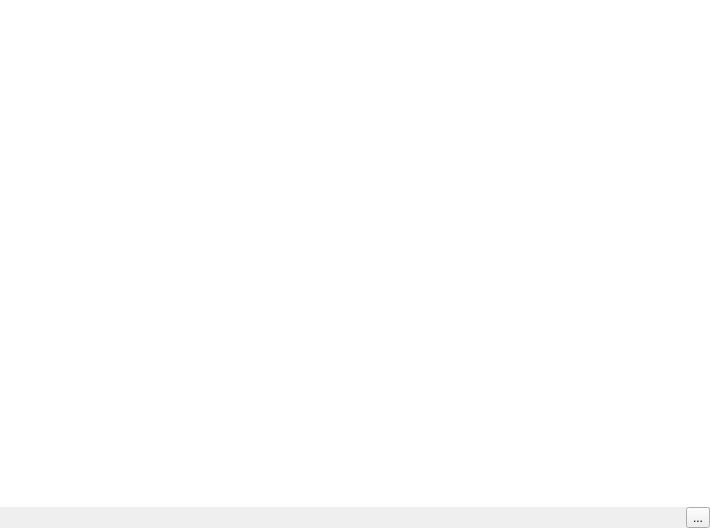
This is GUI/QtComponents/Listeners/listener_layout_widgets.ui in ryanq47/WhisperNet as Qt 5 draws it before an edit. The edited form follows.
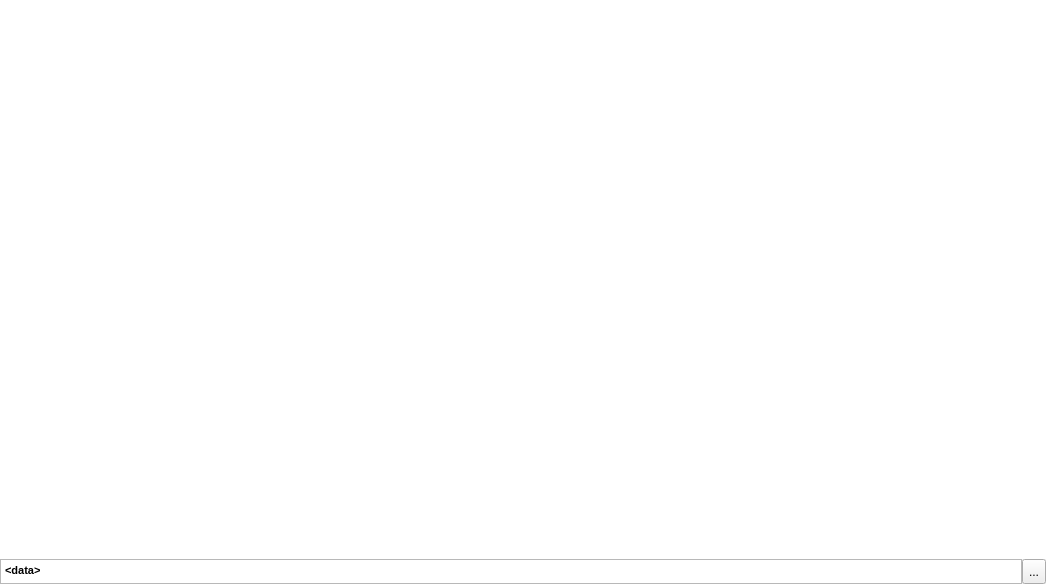
This is the edited form.

Commit message: Fix scaling on Listeners box

```diff
--- a/GUI/QtComponents/Listeners/listener_layout_widgets.ui
+++ b/GUI/QtComponents/Listeners/listener_layout_widgets.ui
@@ -6,13 +6,16 @@
    <rect>
     <x>0</x>
     <y>0</y>
-    <width>710</width>
-    <height>528</height>
+    <width>1046</width>
+    <height>584</height>
    </rect>
   </property>
   <property name="windowTitle">
    <string>Form</string>
   </property>
+  <property name="styleSheet">
+   <string notr="true"/>
+  </property>
   <layout class="QGridLayout" name="gridLayout">
    <property name="leftMargin">
     <number>0</number>
@@ -29,37 +32,49 @@
    <property name="spacing">
     <number>0</number>
    </property>
-   <item row="1" column="1">
-    <spacer name="horizontalSpacer">
-     <property name="orientation">
-      <enum>Qt::Horizontal</enum>
-     </property>
-     <property name="sizeHint" stdset="0">
+   <item row="1" column="0">
+    <widget class="QTextEdit" name="info_bar">
+     <property name="maximumSize">
       <size>
-       <width>40</width>
-       <height>20</height>
+       <width>16777215</width>
+       <height>25</height>
       </size>
      </property>
-    </spacer>
+     <property name="html">
+      <string>&lt;!DOCTYPE HTML PUBLIC &quot;-//W3C//DTD HTML 4.0//EN&quot; &quot;http://www.w3.org/TR/REC-html40/strict.dtd&quot;&gt;
+&lt;html&gt;&lt;head&gt;&lt;meta name=&quot;qrichtext&quot; content=&quot;1&quot; /&gt;&lt;meta charset=&quot;utf-8&quot; /&gt;&lt;style type=&quot;text/css&quot;&gt;
+p, li { white-space: pre-wrap; }
+hr { height: 1px; border-width: 0; }
+li.unchecked::marker { content: &quot;\2610&quot;; }
+li.checked::marker { content: &quot;\2612&quot;; }
+&lt;/style&gt;&lt;/head&gt;&lt;body style=&quot; font-family:'Segoe UI'; font-size:9pt; font-weight:400; font-style:normal;&quot;&gt;
+&lt;p style=&quot; margin-top:0px; margin-bottom:0px; margin-left:0px; margin-right:0px; -qt-block-indent:0; text-indent:0px;&quot;&gt;&lt;span style=&quot; font-family:'MS Shell Dlg 2'; font-size:8.25pt; font-weight:600;&quot;&gt;&amp;lt;data&amp;gt;&lt;/span&gt;&lt;/p&gt;&lt;/body&gt;&lt;/html&gt;</string>
+     </property>
+    </widget>
    </item>
-   <item row="1" column="2">
+   <item row="1" column="1">
     <widget class="QToolButton" name="listener_options_button">
+     <property name="sizePolicy">
+      <sizepolicy hsizetype="Fixed" vsizetype="Preferred">
+       <horstretch>0</horstretch>
+       <verstretch>0</verstretch>
+      </sizepolicy>
+     </property>
      <property name="text">
       <string>...</string>
      </property>
     </widget>
    </item>
-   <item row="0" column="1" colspan="2">
+   <item row="0" column="0" colspan="2">
     <widget class="QTreeView" name="listener_tree_view">
+     <property name="sizePolicy">
+      <sizepolicy hsizetype="Preferred" vsizetype="Preferred">
+       <horstretch>0</horstretch>
+       <verstretch>0</verstretch>
+      </sizepolicy>
+     </property>
      <property name="styleSheet">
-      <string notr="true">border-radius: 2px;
-border-color: #1e1e1e;</string>
-     </property>
-     <property name="editTriggers">
-      <set>QAbstractItemView::NoEditTriggers</set>
-     </property>
-     <property name="animated">
-      <bool>false</bool>
+      <string notr="true">border-radius: 2px;</string>
      </property>
     </widget>
    </item>
```
The commit also changes 2 other files.
